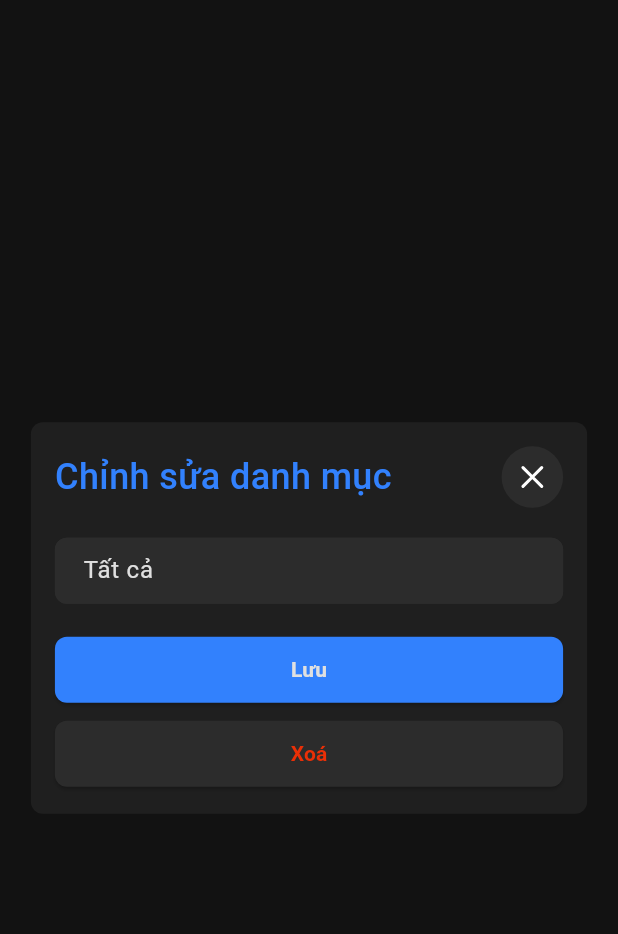
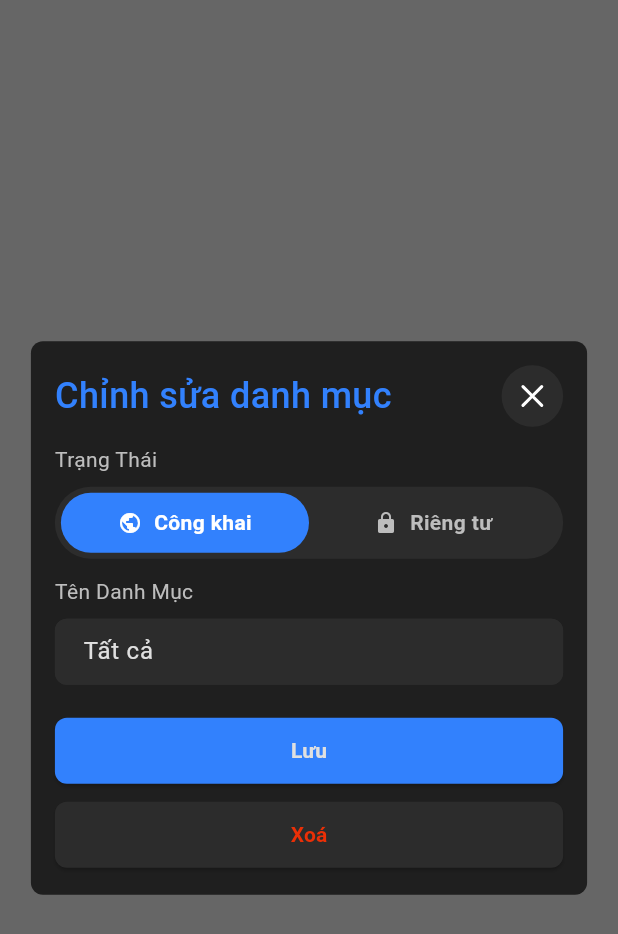
Before and after one commit to roll-t/keep_link, a Flutter app: the CategoryDialog screen opened directly, on a phone screen of 412 x 824 dp. Shown: the top 934 px of the screen. Run offline on Flutter 3.47's test engine with Material 3 defaults, Android fonts, the phone set to English and light mode, and no system bars; our stand-ins replace cached_network_image, connectivity_plus, dio, flutter_markdown_plus, flutter_svg, flutter_widget_from_html and 8 more; missing offline and left inert: flutter_popup, receive_intent, tiktok_scraper; accounts and stored records are empty.

Commit message:
merge code with develop

```diff
--- a/lib/core/config/app_enum.dart
+++ b/lib/core/config/app_enum.dart
@@ -6,4 +6,6 @@ enum SortType { newest, oldest }
 
 enum TextTransformType { normal, uppercase, lowercase, capitalize, capitalizeWords }
 
-enum Results { success, error, wraning }
+enum Results { success, error, warning }
+
+enum VisibilityStatus { public, private }
--- a/lib/core/library/custom_popup.dart
+++ b/lib/core/library/custom_popup.dart
@@ -4,6 +4,7 @@ import 'dart:ui';
 import 'package:flutter/material.dart';
 import 'package:flutter/scheduler.dart';
 import 'package:flutter_popup/flutter_popup.dart';
+import 'package:keep_link/core/extension/colors.dart';
 
 enum _ArrowDirection { top, bottom }
 
@@ -262,7 +263,7 @@ class _PopupRoute extends PopupRoute<void> {
   }) : super(settings: settings, filter: filter, traversalEdgeBehavior: traversalEdgeBehavior);
 
   @override
-  Color? get barrierColor => barriersColor ?? Colors.black.withOpacity(0.1);
+  Color? get barrierColor => barriersColor ?? Colors.black.withOpacityCompat(0.1);
 
   @override
   bool get barrierDismissible => true;
--- a/lib/core/model/item_model.dart
+++ b/lib/core/model/item_model.dart
@@ -1,16 +1,26 @@
+import 'package:keep_link/core/config/app_enum.dart';
+
 class ItemModel {
   String? id;
   String? name;
+  VisibilityStatus visibility;
 
-  ItemModel({this.id, this.name});
+  ItemModel({this.id, this.name, this.visibility = VisibilityStatus.public});
 
   // From JSON
   factory ItemModel.fromJson(Map<String, dynamic> json) {
-    return ItemModel(id: json['id'] as String?, name: json['name'] as String?);
+    return ItemModel(
+      id: json['id'] as String?,
+      name: json['name'] as String?,
+      visibility: VisibilityStatus.values.firstWhere(
+        (e) => e.name == json['visibility'],
+        orElse: () => VisibilityStatus.public,
+      ),
+    );
   }
 
   // To JSON
   Map<String, dynamic> toJson() {
-    return {'id': id, 'name': name};
+    return {'id': id, 'name': name, 'visibility': visibility.name};
   }
 }
--- a/lib/features/category/application/di/category_binding.dart
+++ b/lib/features/category/application/di/category_binding.dart
@@ -1,10 +1,12 @@
 import 'package:get/get.dart';
 import 'package:keep_link/core/utils/binding/dependency_utils.dart';
 import 'package:keep_link/features/category/application/controller/category_controller.dart';
+import 'package:keep_link/features/security/application/controller/security_method_controller.dart';
 
 class CategoryBinding extends Bindings {
   @override
   void dependencies() {
     DependencyUtils.put(() => CategoryController());
+    DependencyUtils.lazyPut(() => SecurityMethodController());
   }
 }
--- a/lib/features/category/data/model/category_model.dart
+++ b/lib/features/category/data/model/category_model.dart
@@ -1,3 +1,4 @@
+import 'package:keep_link/core/config/app_enum.dart';
 import 'package:keep_link/core/model/db_model.dart';
 
 class CategoryModel implements DbModel {
@@ -7,7 +8,8 @@ class CategoryModel implements DbModel {
   String? description;
   String? iconUrl;
 
-  /// Thời gian tạo và cập nhật
+  VisibilityStatus visibility;
+
   DateTime? createdAt;
   DateTime? updatedAt;
 
@@ -16,6 +18,7 @@ class CategoryModel implements DbModel {
     this.name,
     this.description,
     this.iconUrl,
+    this.visibility = VisibilityStatus.public,
     this.createdAt,
     DateTime? updatedAt,
   }) : updatedAt = updatedAt ?? DateTime.now();
@@ -29,9 +32,26 @@ class CategoryModel implements DbModel {
     'name': name,
     'description': description,
     'icon_url': iconUrl,
+    'visibility': visibility.name,
     'created_at': createdAt?.toIso8601String(),
     'updated_at': updatedAt?.toIso8601String(),
   };
+
+  /// Helper parse từ DB
+  factory CategoryModel.fromJson(Map<String, dynamic> json) {
+    return CategoryModel(
+      id: json['id'],
+      name: json['name'],
+      description: json['description'],
+      iconUrl: json['icon_url'],
+      visibility: VisibilityStatus.values.firstWhere(
+        (e) => e.name == json['visibility'],
+        orElse: () => VisibilityStatus.public,
+      ),
+      createdAt: json['created_at'] != null ? DateTime.tryParse(json['created_at']) : null,
+      updatedAt: json['updated_at'] != null ? DateTime.tryParse(json['updated_at']) : null,
+    );
+  }
 
   @override
   Map<String, String> get columns => {
@@ -39,6 +59,7 @@ class CategoryModel implements DbModel {
     'name': 'TEXT NOT NULL',
     'description': 'TEXT',
     'icon_url': 'TEXT',
+    'visibility': 'TEXT NOT NULL DEFAULT "public"',
     'created_at': 'TEXT',
     'updated_at': 'TEXT',
   };
--- a/lib/features/category/presentation/widget/category_dialog.dart
+++ b/lib/features/category/presentation/widget/category_dialog.dart
@@ -1,18 +1,19 @@
 import 'package:flutter/material.dart';
 import 'package:get/get.dart';
 import 'package:keep_link/core/config/app_colors.dart';
+import 'package:keep_link/core/config/app_enum.dart';
 import 'package:keep_link/core/config/app_text_styles.dart';
 import 'package:keep_link/core/config/app_vectors.dart';
+import 'package:keep_link/core/extension/colors.dart';
 import 'package:keep_link/core/ui/button/primary_button.dart';
 import 'package:keep_link/core/ui/text/text_widget.dart';
 import 'package:keep_link/core/ui/text_field/simple_input_textfield.dart';
 import 'package:keep_link/features/category/application/controller/category_controller.dart';
 
 class CategoryDialog extends GetView<CategoryController> {
+  static String routeName = '/category_dialog';
   final bool isEditMode;
-
   const CategoryDialog({super.key, this.isEditMode = false});
-
   void _initController() {
     final selectedName = controller.popupController.selectedItem.value?.name ?? "";
     controller.errorMess.value = "";
@@ -48,9 +49,9 @@ class CategoryDialog extends GetView<CategoryController> {
   @override
   Widget build(BuildContext context) {
     WidgetsBinding.instance.addPostFrameCallback((_) => _initController());
-    return Material(
-      color: Colors.transparent,
-      child: Center(
+    return Scaffold(
+      backgroundColor: AppColors.black.withOpacityCompat(0.6),
+      body: Center(
         child: Container(
           padding: const EdgeInsets.all(16),
           decoration: BoxDecoration(color: AppColors.d500, borderRadius: BorderRadius.circular(8)),
@@ -75,7 +76,22 @@ class CategoryDialog extends GetView<CategoryController> {
                     ),
                   ],
                 ),
-                const SizedBox(height: 20),
+                const SizedBox(height: 12),
+
+                TextWidget(
+                  text: "Trạng Thái",
+                  textStyle: AppTextStyle.regular14,
+                  color: AppColors.t300,
+                ),
+                const SizedBox(height: 8),
+                _buildVisibilitySelector(),
+                const SizedBox(height: 12),
+                TextWidget(
+                  text: "Tên Danh Mục",
+                  textStyle: AppTextStyle.regular14,
+                  color: AppColors.t300,
+                ),
+                const SizedBox(height: 8),
                 Obx(
                   () => SimpleInputTextField(
                     controller: controller.categoryNameController,
@@ -93,4 +109,63 @@ class CategoryDialog extends GetView<CategoryController> {
       ),
     );
   }
+
+  Widget _buildVisibilitySelector() {
+    return Obx(() {
+      final isPublic = controller.visibility.value == VisibilityStatus.public;
+      return Container(
+        padding: const EdgeInsets.all(4),
+        decoration: BoxDecoration(color: AppColors.d300, borderRadius: BorderRadius.circular(24)),
+        child: Row(
+          children: [
+            _visibilityItem(
+              label: "Công khai",
+              icon: Icons.public,
+              selected: isPublic,
+              onTap: () => controller.setVisibility(VisibilityStatus.public),
+            ),
+            _visibilityItem(
+              label: "Riêng tư",
+              icon: Icons.lock,
+              selected: !isPublic,
+              onTap: () => controller.setVisibility(VisibilityStatus.private),
+            ),
+          ],
+        ),
+      );
+    });
+  }
+
+  Widget _visibilityItem({
+    required String label,
+    required IconData icon,
+    required bool selected,
+    required VoidCallback onTap,
+  }) {
+    return Expanded(
+      child: GestureDetector(
+        onTap: onTap,
+        child: AnimatedContainer(
+          duration: const Duration(milliseconds: 200),
+          padding: const EdgeInsets.symmetric(vertical: 10),
+          decoration: BoxDecoration(
+            color: selected ? AppColors.primary : Colors.transparent,
+            borderRadius: BorderRadius.circular(20),
+          ),
+          child: Row(
+            mainAxisAlignment: MainAxisAlignment.center,
+            children: [
+              Icon(icon, size: 16, color: selected ? AppColors.white : AppColors.t300),
+              const SizedBox(width: 8),
+              TextWidget(
+                text: label,
+                textStyle: AppTextStyle.semiBold14,
+                color: selected ? AppColors.white : AppColors.t300,
+              ),
+            ],
+          ),
+        ),
+      ),
+    );
+  }
 }
--- a/lib/features/link/presentation/widget/header_link_collection.dart
+++ b/lib/features/link/presentation/widget/header_link_collection.dart
@@ -2,11 +2,9 @@ import 'package:flutter/material.dart';
 import 'package:get/get.dart';
 import 'package:keep_link/core/config/app_colors.dart';
 import 'package:keep_link/core/config/app_vectors.dart';
-import 'package:keep_link/core/utils/binding/dependency_utils.dart';
 import 'package:keep_link/features/category/application/controller/category_controller.dart';
 import 'package:keep_link/features/category/presentation/widget/category_dialog.dart';
 import 'package:keep_link/features/category/presentation/widget/custom_popup_widget.dart';
-import 'package:keep_link/features/link/application/controller/link_collection_controller.dart';
 import 'package:keep_link/features/setting/presentation/page/setting_page.dart';
 
 class HeaderLinkCollection extends GetView<CategoryController> {
@@ -31,9 +29,7 @@ class HeaderLinkCollection extends GetView<CategoryController> {
             ),
             CustomPopupWidget(
               controller: controller.popupController,
-              onSelected: () {
-                DependencyUtils.find<LinkCollectionController>()?.fetchAllLinks();
-              },
+              onSelected: controller.onSelectedCategory,
             ),
             Row(
               children: [
--- a/lib/features/security/presentation/widget/pin_verify_form.dart
+++ b/lib/features/security/presentation/widget/pin_verify_form.dart
@@ -3,6 +3,7 @@ import 'package:get/get.dart';
 import 'package:keep_link/core/config/app_colors.dart';
 import 'package:keep_link/core/config/app_text_styles.dart';
 import 'package:keep_link/core/ui/text/text_widget.dart';
+import 'package:keep_link/core/utils/utils.dart';
 import 'package:keep_link/features/security/application/controller/pin_verify_controller.dart';
 import 'package:pinput/pinput.dart';
 
@@ -15,6 +16,7 @@ class PinVerifyForm extends StatelessWidget {
   final Widget? title;
   final double? width;
   final EdgeInsets? margin;
+  final bool isDismissDialog;
 
   const PinVerifyForm({
     super.key,
@@ -24,6 +26,7 @@ class PinVerifyForm extends StatelessWidget {
     this.title,
     this.width,
     this.margin,
+    this.isDismissDialog = true,
   });
 
   @override
@@ -50,6 +53,9 @@ class PinVerifyForm extends StatelessWidget {
 
                   // PIN mới
                   Pinput(
+                    onTapOutside: (event) {
+                      Utils.dimissKeyboard();
+                    },
                     length: 4,
                     controller: controller.newPinController,
                     focusNode: controller.newPinFocus,
--- a/pubspec.yaml
+++ b/pubspec.yaml
@@ -52,6 +52,5 @@ flutter_icons:
   ios: false
 
   image_path: "assets/images/i_logo_app.png"
-
   adaptive_icon_background: "#000000FF"
   adaptive_icon_foreground: "assets/images/i_logo_app.png"
```
Also changed, not shown: lib/app_binding.dart (+0 -7 lines), lib/core/utils/dialog_utils.dart (+33 -1 lines), lib/features/category/application/controller/category_controller.dart (+159 -129 lines), lib/features/category/presentation/widget/custom_popup_widget.dart (+12 -4 lines), lib/features/link/presentation/page/add_link_native_page.dart (added, +20 -0 lines), lib/features/link/presentation/widget/action_add_link.dart (added, +40 -0 lines), lib/features/security/application/controller/security_method_controller.dart (+60 -48 lines), lib/features/security/presentation/page/security_method_page.dart (+1 -10 lines).
